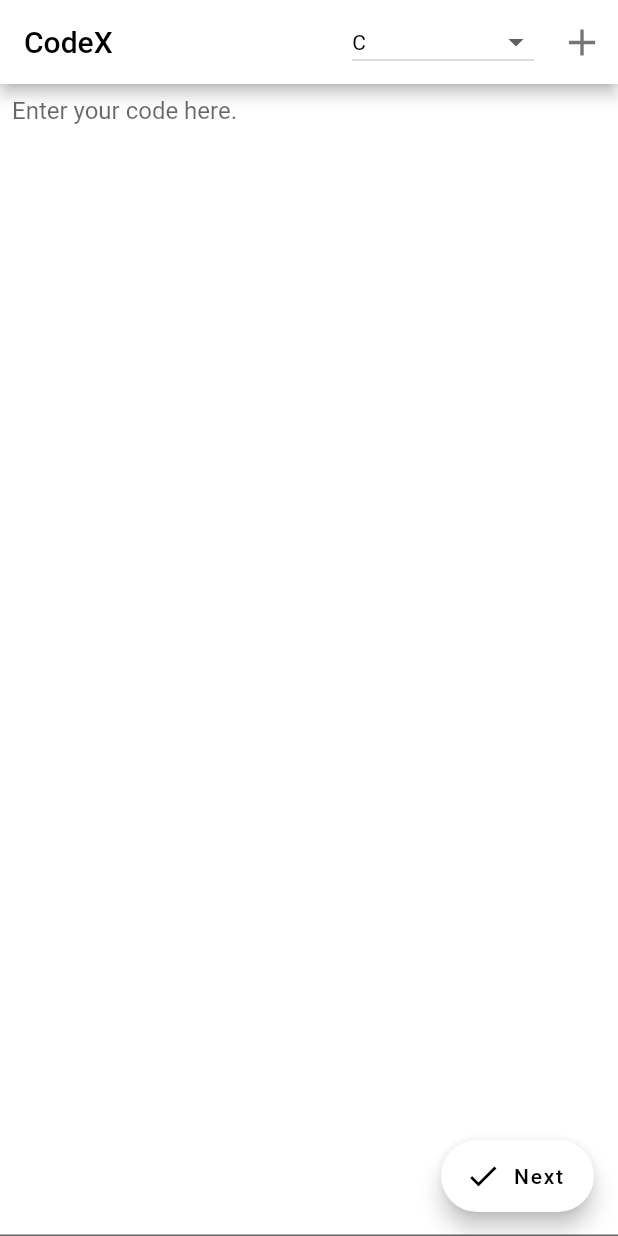
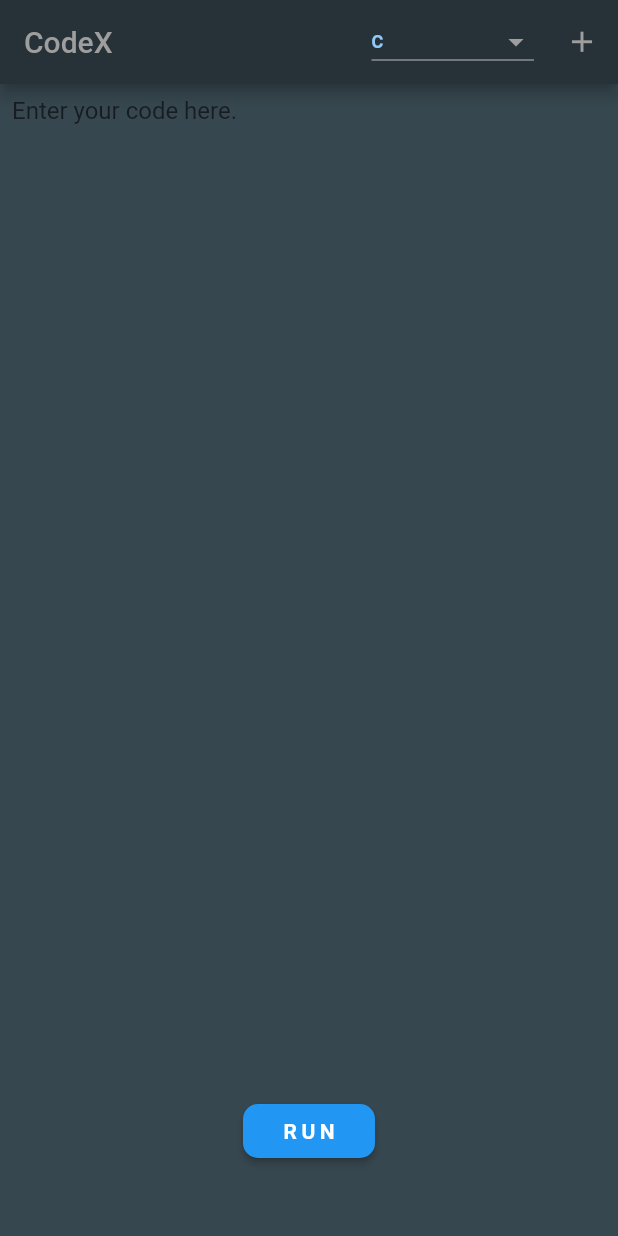
Before and after one commit to imabhishekkumar/CodeX_Flutter, a Flutter app: the screen it shows after launch, on a phone screen of 412 x 824 dp. Run offline on Flutter 3.47's test engine with Material 2 defaults, Android fonts, the phone set to English and light mode, and no system bars; our stand-ins replace file_picker.

Commit message:
Update home.dart

```diff
--- a/lib/home.dart
+++ b/lib/home.dart
@@ -1,11 +1,12 @@
 import 'dart:io';
+import 'package:flutter/rendering.dart';
 import 'package:flutter/services.dart' show rootBundle;
 import 'package:flutter/material.dart';
 import 'package:http/http.dart' as http;
 import 'dart:convert';
 import 'package:file_picker/file_picker.dart';
 
-var API_Key = '';
+var apikey = '';
 String defaultLangValue = 'c';
 String finalUrl;
 String filePath;
@@ -60,7 +61,7 @@ class _HomeState extends State<Home> {
     });
     Map<String, String> head = {
       'Content-type': 'application/json',
-      'Authorization': API_Key,
+      'Authorization': apikey,
     };
     final response = await http.post(
         "https://run.glot.io/languages/" + selectedLang + "/latest",
@@ -79,7 +80,7 @@ class _HomeState extends State<Home> {
     });
     Map<String, String> head = {
       'Content-type': 'application/json',
-      'Authorization': API_Key,
+      'Authorization': apikey,
     };
     final response = await http.post(
         "https://run.glot.io/languages/" + selectedLang + "/latest",
@@ -120,12 +121,14 @@ class _HomeState extends State<Home> {
                   controller: inputtextController,
                   keyboardType: TextInputType.multiline,
                   maxLines: 10,
-                  style: TextStyle(color: Colors.black),
+                  style: TextStyle(color: Colors.white),
                   decoration: InputDecoration(
+                      border: InputBorder.none,
                       filled: true,
-                      fillColor: Colors.white,
+                      fillColor: Colors.blueGrey[900],
                       contentPadding: EdgeInsets.all(8.0),
-                      hintText: "Enter your input here (if any)."),
+                      hintStyle: TextStyle(color: Colors.grey),
+                      hintText: "Enter your input here (if any)"),
                 ),
               ),
               new RaisedButton(
@@ -199,10 +202,11 @@ class _HomeState extends State<Home> {
     'typescript'
   ];
   void getFile() async {
-    filePath = await FilePicker.getFilePath(type: FileType.ANY);
+    filePath = await FilePicker.getFilePath(type: FileType.any);
     Future<String> getFileData(String path) async {
       return await rootBundle.loadString(path);
     }
+
     String data = await getFileData(filePath);
     setState(() {
       textController.text = data;
@@ -213,17 +217,25 @@ class _HomeState extends State<Home> {
   @override
   Widget build(BuildContext context) {
     return Scaffold(
+      resizeToAvoidBottomInset: false,
+      backgroundColor: Colors.blueGrey[800],
       appBar: AppBar(
+        backgroundColor: Colors.blueGrey[900],
         title: new Text(
           "CodeX",
-          style: TextStyle(color: Colors.black),
+          style: TextStyle(color: Colors.grey),
         ),
         actions: <Widget>[
           Container(
             padding: EdgeInsets.all(8),
             child: DropdownButton<String>(
+              icon: Icon(
+                Icons.arrow_drop_down,
+                color: Colors.grey,
+              ),
+              dropdownColor: Colors.blueGrey[900],
               value: defaultLangValue == "c" ? 'c' : defaultLangValue,
-                style: TextStyle(),
+              style: TextStyle(fontSize: 12, fontWeight: FontWeight.w600),
               onChanged: (String newValue) {
                 setState(() {
                   defaultLangValue = newValue;
@@ -234,54 +246,72 @@ class _HomeState extends State<Home> {
                   value: value,
                   child: Text(
                     value.toUpperCase(),
-                      style: TextStyle(color: Colors.black),
+                    style: TextStyle(color: Colors.blue[200]),
                   ),
                 );
               }).toList(),
-              )),
+            ),
+          ),
           Ink(
             decoration: ShapeDecoration(
-              color: Colors.white,
+              color: Colors.blueGrey[900],
               shape: CircleBorder(),
             ),
             child: IconButton(
               iconSize: 30.0,
-              icon: Icon(Icons.add),
-              color: Colors.black54,
+              icon: Icon(
+                Icons.add,
+                color: Colors.grey,
+                size: 23,
+              ),
               onPressed: () {
                 getFile();
               },
             ),
           ),
         ],
-        backgroundColor: Colors.white,
       ),
-      body: TextField(
+      body: Column(
+        children: [
+          SingleChildScrollView(
+            child: Container(
+              height: MediaQuery.of(context).size.height - 150,
+              child: TextField(
+                cursorColor: Colors.greenAccent[400],
+                cursorRadius: Radius.circular(10.0),
+                cursorWidth: 5.0,
                 controller: textController,
+                keyboardAppearance: Brightness.dark,
                 keyboardType: TextInputType.multiline,
                 maxLines: 99,
-        style: TextStyle(color: Colors.black),
+                style: TextStyle(color: Colors.blue[50]),
                 decoration: InputDecoration(
+                    border: InputBorder.none,
                     filled: true,
-            fillColor: Colors.white,
+                    fillColor: Colors.blueGrey[800],
                     contentPadding: EdgeInsets.all(8.0),
                     hintText: "Enter your code here."),
               ),
-      floatingActionButton: FloatingActionButton.extended(
-        icon: Icon(
-          Icons.done,
-          color: Colors.black,
             ),
-        backgroundColor: Colors.white,
+          ),
+          RaisedButton(
+            shape: new RoundedRectangleBorder(
+                borderRadius: new BorderRadius.circular(10.0)),
+            color: Colors.blue,
             onPressed: () {
               code = textController.text;
               debugPrint(code);
               openInputSheet(context);
             },
-        label: Text(
-          "Next",
-          style: TextStyle(color: Colors.black),
+            child: Text(
+              "RUN",
+              style: TextStyle(
+                  color: Colors.white,
+                  fontWeight: FontWeight.w700,
+                  letterSpacing: 3.0),
             ),
+          ),
+        ],
       ),
     );
   }
```
Lines whose indentation alone changed are shown as unchanged.
